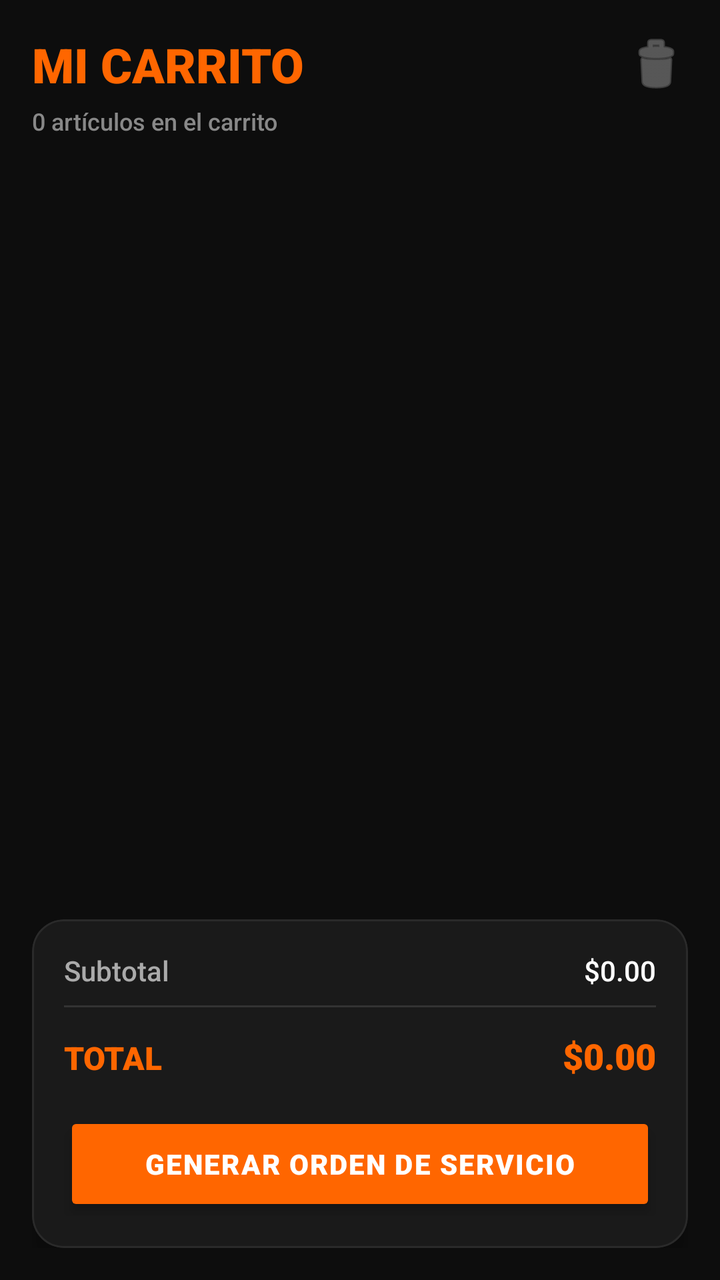
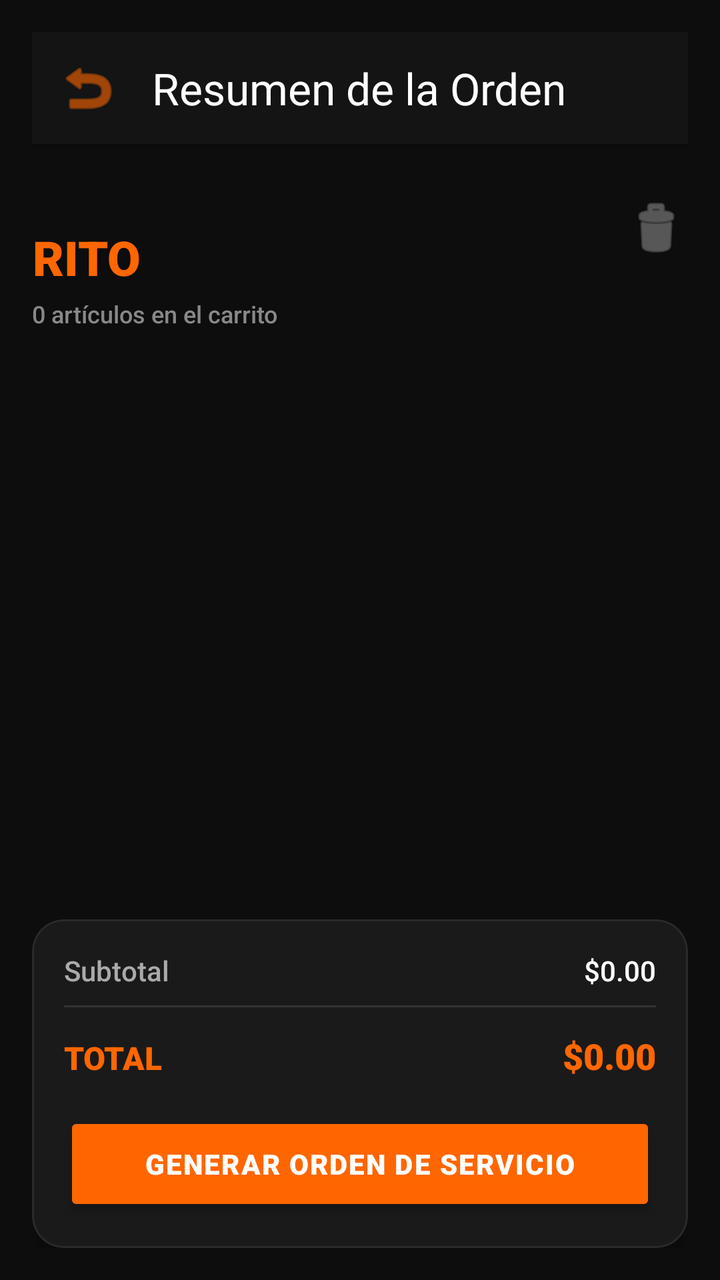

Screens rendered from an Android XML layout before and after an edit, with the pre-edit source and the edit as a unified diff.
<!-- AndroidManifest.xml: application theme Theme.sgost -->
<!-- res/layout/activity_carrito.xml -->
<?xml version="1.0" encoding="utf-8"?>
<androidx.coordinatorlayout.widget.CoordinatorLayout
        xmlns:android="http://schemas.android.com/apk/res/android"
        xmlns:app="http://schemas.android.com/apk/res-auto"
        xmlns:tools="http://schemas.android.com/tools"
        android:layout_width="match_parent"
        android:layout_height="match_parent"
        android:background="#0D0D0D"
        tools:context=".CarritoActivity">

    <androidx.constraintlayout.widget.ConstraintLayout
            android:layout_width="match_parent"
            android:layout_height="match_parent"
            android:padding="16dp">

        
        <TextView
                android:id="@+id/tvTitle"
                android:layout_width="0dp"
                android:layout_height="wrap_content"
                android:text="MI CARRITO"
                android:textColor="#FF6600"
                android:textSize="24sp"
                android:textStyle="bold"
                android:fontFamily="sans-serif-black"
                app:layout_constraintEnd_toStartOf="@id/btnVaciar"
                app:layout_constraintStart_toStartOf="parent"
                app:layout_constraintTop_toTopOf="parent" />

        <ImageButton
                android:id="@+id/btnVaciar"
                android:layout_width="32dp"
                android:layout_height="32dp"
                android:background="?attr/selectableItemBackgroundBorderless"
                android:src="@android:drawable/ic_menu_delete"
                android:contentDescription="Vaciar carrito"
                android:tint="#888888"
                app:layout_constraintBottom_toBottomOf="@id/tvTitle"
                app:layout_constraintEnd_toEndOf="parent"
                app:layout_constraintTop_toTopOf="@id/tvTitle" />

        <TextView
                android:id="@+id/tvItemCount"
                android:layout_width="0dp"
                android:layout_height="wrap_content"
                android:text="0 artículos en el carrito"
                android:textColor="#888888"
                android:textSize="12sp"
                android:fontFamily="sans-serif-medium"
                app:layout_constraintStart_toStartOf="parent"
                app:layout_constraintTop_toBottomOf="@id/tvTitle"
                app:layout_constraintBottom_toTopOf="@id/rvCarrito"
                android:layout_marginTop="4dp"
                android:layout_marginBottom="8dp"/>

        
        <androidx.recyclerview.widget.RecyclerView
                android:id="@+id/rvCarrito"
                android:layout_width="0dp"
                android:layout_height="0dp"
                android:clipToPadding="false"
                android:paddingBottom="8dp"
                app:layout_constraintBottom_toTopOf="@id/cvResumen"
                app:layout_constraintEnd_toEndOf="parent"
                app:layout_constraintStart_toStartOf="parent"
                app:layout_constraintTop_toBottomOf="@id/tvItemCount"
                tools:listitem="@layout/item_carrito" />

        
        <LinearLayout
                android:id="@+id/llEmptyState"
                android:layout_width="0dp"
                android:layout_height="0dp"
                android:gravity="center"
                android:orientation="vertical"
                android:visibility="gone"
                app:layout_constraintBottom_toTopOf="@id/cvResumen"
                app:layout_constraintEnd_toEndOf="parent"
                app:layout_constraintStart_toStartOf="parent"
                app:layout_constraintTop_toBottomOf="@id/tvItemCount">

            <TextView android:layout_width="wrap_content" android:layout_height="wrap_content" android:text="🛒" android:textSize="48sp"/>
            <TextView android:layout_width="wrap_content" android:layout_height="wrap_content" android:text="Tu carrito está vacío" android:textColor="#888888" android:textSize="16sp" android:layout_marginTop="8dp"/>
            <TextView android:layout_width="wrap_content" android:layout_height="wrap_content" android:text="Agrega servicios o repuestos para tu moto" android:textColor="#666666" android:textSize="13sp"/>
        </LinearLayout>

        
        <com.google.android.material.card.MaterialCardView
                android:id="@+id/cvResumen"
                android:layout_width="0dp"
                android:layout_height="wrap_content"
                android:layout_marginTop="8dp"
                app:cardBackgroundColor="#1A1A1A"
                app:cardCornerRadius="16dp"
                app:cardElevation="8dp"
                app:strokeColor="#2A2A2A"
                app:strokeWidth="1dp"
                app:layout_constraintBottom_toBottomOf="parent"
                app:layout_constraintEnd_toEndOf="parent"
                app:layout_constraintStart_toStartOf="parent">

            <LinearLayout
                    android:layout_width="match_parent"
                    android:layout_height="wrap_content"
                    android:orientation="vertical"
                    android:padding="16dp">

                <LinearLayout android:layout_width="match_parent" android:layout_height="wrap_content" android:orientation="horizontal" android:layout_marginBottom="8dp">
                    <TextView android:layout_width="0dp" android:layout_height="wrap_content" android:layout_weight="1" android:text="Subtotal" android:textColor="#AAAAAA" android:textSize="14sp" android:fontFamily="sans-serif-medium"/>
                    <TextView android:id="@+id/tvSubtotal" android:layout_width="wrap_content" android:layout_height="wrap_content" android:text="$0.00" android:textColor="#FFFFFF" android:textSize="14sp" android:fontFamily="sans-serif-medium"/>
                </LinearLayout>

                <View android:layout_width="match_parent" android:layout_height="1dp" android:background="#333333" android:layout_marginBottom="12dp"/>

                <LinearLayout android:layout_width="match_parent" android:layout_height="wrap_content" android:orientation="horizontal" android:layout_marginBottom="16dp">
                    <TextView android:layout_width="0dp" android:layout_height="wrap_content" android:layout_weight="1" android:text="TOTAL" android:textColor="#FF6600" android:textSize="16sp" android:textStyle="bold" android:fontFamily="sans-serif-black"/>
                    <TextView android:id="@+id/tvTotal" android:layout_width="wrap_content" android:layout_height="wrap_content" android:text="$0.00" android:textColor="#FF6600" android:textSize="18sp" android:textStyle="bold" android:fontFamily="sans-serif-black"/>
                </LinearLayout>

                <Button
                        android:id="@+id/btnGenerarOrden"
                        android:layout_width="match_parent"
                        android:layout_height="52dp"
                        android:text="GENERAR ORDEN DE SERVICIO"
                        android:textColor="#FFFFFF"
                        android:textSize="14sp"
                        android:textStyle="bold"
                        android:letterSpacing="0.05"
                        android:fontFamily="sans-serif-black"
                        android:backgroundTint="#FF6600"
                        android:stateListAnimator="@null"
                        android:elevation="4dp"/>
            </LinearLayout>
        </com.google.android.material.card.MaterialCardView>

    </androidx.constraintlayout.widget.ConstraintLayout>
</androidx.coordinatorlayout.widget.CoordinatorLayout>
<!-- res/layout/item_carrito.xml (included above) -->
<?xml version="1.0" encoding="utf-8"?>
<com.google.android.material.card.MaterialCardView
        xmlns:android="http://schemas.android.com/apk/res/android"
        xmlns:app="http://schemas.android.com/apk/res-auto"
        android:layout_width="match_parent"
        android:layout_height="wrap_content"
        android:layout_margin="6dp"
        app:cardBackgroundColor="#1A1A1A"
        app:cardCornerRadius="12dp"
        app:cardElevation="4dp"
        app:strokeColor="#2A2A2A"
        app:strokeWidth="1dp">

    <LinearLayout
            android:layout_width="match_parent"
            android:layout_height="wrap_content"
            android:orientation="horizontal"
            android:padding="12dp">

        <LinearLayout
                android:layout_width="0dp"
                android:layout_height="wrap_content"
                android:layout_weight="1"
                android:orientation="vertical">

            
            <TextView
                    android:id="@+id/tvNombreItem"
                    android:layout_width="wrap_content"
                    android:layout_height="wrap_content"
                    android:text="Nombre del Servicio/Producto"
                    android:textColor="#FFFFFF"
                    android:textSize="16sp"
                    android:textStyle="bold" />

            
            <TextView
                    android:id="@+id/etTipoDoc"
                    android:layout_width="wrap_content"
                    android:layout_height="wrap_content"
                    android:text="Tipo: Producto"
                    android:textColor="#FF6600"
                    android:textSize="12sp"
                    android:layout_marginTop="2dp" />

            <LinearLayout
                    android:layout_width="match_parent"
                    android:layout_height="wrap_content"
                    android:orientation="horizontal"
                    android:layout_marginTop="8dp">

                
                <TextView
                        android:id="@+id/tvPrecioUnitario"
                        android:layout_width="0dp"
                        android:layout_height="wrap_content"
                        android:layout_weight="1"
                        android:text="$0.00 / unidad"
                        android:textColor="#CCCCCC"
                        android:textSize="13sp" />

                
                <TextView
                        android:id="@+id/tvPrecio"
                        android:layout_width="wrap_content"
                        android:layout_height="wrap_content"
                        android:text="Cant: 1"
                        android:textColor="#CCCCCC"
                        android:textSize="13sp" />
            </LinearLayout>

            
            <TextView
                    android:id="@+id/tvSubtotal"
                    android:layout_width="wrap_content"
                    android:layout_height="wrap_content"
                    android:text="Subtotal: $0.00"
                    android:textColor="#FF6600"
                    android:textSize="14sp"
                    android:textStyle="bold"
                    android:layout_marginTop="6dp" />
        </LinearLayout>

        
        <ImageButton
                android:id="@+id/btnEliminar"
                android:layout_width="40dp"
                android:layout_height="40dp"
                android:layout_gravity="center_vertical"
                android:background="?attr/selectableItemBackgroundBorderless"
                android:src="@android:drawable/ic_menu_delete"
                android:tint="#FF4444"
                android:contentDescription="Eliminar" />
    </LinearLayout>
</com.google.android.material.card.MaterialCardView>
<!-- resources referenced by this layout -->
<resources>
  <style name="Theme.sgost" parent="Theme.MaterialComponents.DayNight.NoActionBar">
          
          <item name="android:windowBackground">@color/color_splash</item>
  
          
          <item name="android:statusBarColor">@color/color_splash</item>
          <item name="android:windowLightStatusBar">false</item>
      </style>
  <color name="color_splash">#FF6600</color>
</resources>

<!-- the commit's change to res/layout/activity_carrito.xml (unified diff, before → after) -->
@@ -11,9 +11,24 @@
     <androidx.constraintlayout.widget.ConstraintLayout
             android:layout_width="match_parent"
             android:layout_height="match_parent"
-            android:padding="16dp">
-
-        
+            android:padding="16dp"
+            android:paddingTop="32dp">
+
+        <com.google.android.material.appbar.MaterialToolbar
+                android:id="@+id/toolbar"
+                android:layout_width="match_parent"
+                android:layout_height="?attr/actionBarSize"
+                android:layout_marginTop="8dp"
+                android:background="#141414"
+                android:elevation="4dp"
+                app:contentInsetStart="16dp"
+                app:contentInsetStartWithNavigation="16dp"
+                app:navigationIcon="@android:drawable/ic_menu_revert"
+                app:navigationIconTint="#FF6600"
+                app:title="Resumen de la Orden"
+                app:titleTextColor="#FFFFFF"
+                app:titleTextAppearance="@style/TextAppearance.Material3.TitleLarge" />
+
         <TextView
                 android:id="@+id/tvTitle"
                 android:layout_width="0dp"
@@ -24,9 +39,8 @@
                 android:textStyle="bold"
                 android:fontFamily="sans-serif-black"
                 app:layout_constraintEnd_toStartOf="@id/btnVaciar"
-                app:layout_constraintStart_toStartOf="parent"
-                app:layout_constraintTop_toTopOf="parent" />
-
+                app:layout_constraintTop_toTopOf="parent" android:layout_marginTop="68dp"
+                android:layout_marginEnd="208dp"/>
         <ImageButton
                 android:id="@+id/btnVaciar"
                 android:layout_width="32dp"
@@ -47,26 +61,23 @@
                 android:textColor="#888888"
                 android:textSize="12sp"
                 android:fontFamily="sans-serif-medium"
+                android:layout_marginTop="4dp"
                 app:layout_constraintStart_toStartOf="parent"
-                app:layout_constraintTop_toBottomOf="@id/tvTitle"
-                app:layout_constraintBottom_toTopOf="@id/rvCarrito"
-                android:layout_marginTop="4dp"
-                android:layout_marginBottom="8dp"/>
-
-        
+                app:layout_constraintTop_toBottomOf="@id/tvTitle" />
+
         <androidx.recyclerview.widget.RecyclerView
                 android:id="@+id/rvCarrito"
                 android:layout_width="0dp"
                 android:layout_height="0dp"
                 android:clipToPadding="false"
                 android:paddingBottom="8dp"
+                android:layout_marginTop="8dp"
+                app:layout_constraintTop_toBottomOf="@id/tvItemCount"
                 app:layout_constraintBottom_toTopOf="@id/cvResumen"
+                app:layout_constraintStart_toStartOf="parent"
                 app:layout_constraintEnd_toEndOf="parent"
-                app:layout_constraintStart_toStartOf="parent"
-                app:layout_constraintTop_toBottomOf="@id/tvItemCount"
                 tools:listitem="@layout/item_carrito" />
 
-        
         <LinearLayout
                 android:id="@+id/llEmptyState"
                 android:layout_width="0dp"
@@ -74,17 +85,17 @@
                 android:gravity="center"
                 android:orientation="vertical"
                 android:visibility="gone"
+                android:layout_marginTop="8dp"
+                app:layout_constraintTop_toBottomOf="@id/tvItemCount"
                 app:layout_constraintBottom_toTopOf="@id/cvResumen"
-                app:layout_constraintEnd_toEndOf="parent"
                 app:layout_constraintStart_toStartOf="parent"
-                app:layout_constraintTop_toBottomOf="@id/tvItemCount">
+                app:layout_constraintEnd_toEndOf="parent">
 
             <TextView android:layout_width="wrap_content" android:layout_height="wrap_content" android:text="🛒" android:textSize="48sp"/>
             <TextView android:layout_width="wrap_content" android:layout_height="wrap_content" android:text="Tu carrito está vacío" android:textColor="#888888" android:textSize="16sp" android:layout_marginTop="8dp"/>
             <TextView android:layout_width="wrap_content" android:layout_height="wrap_content" android:text="Agrega servicios o repuestos para tu moto" android:textColor="#666666" android:textSize="13sp"/>
         </LinearLayout>
 
-        
         <com.google.android.material.card.MaterialCardView
                 android:id="@+id/cvResumen"
                 android:layout_width="0dp"
